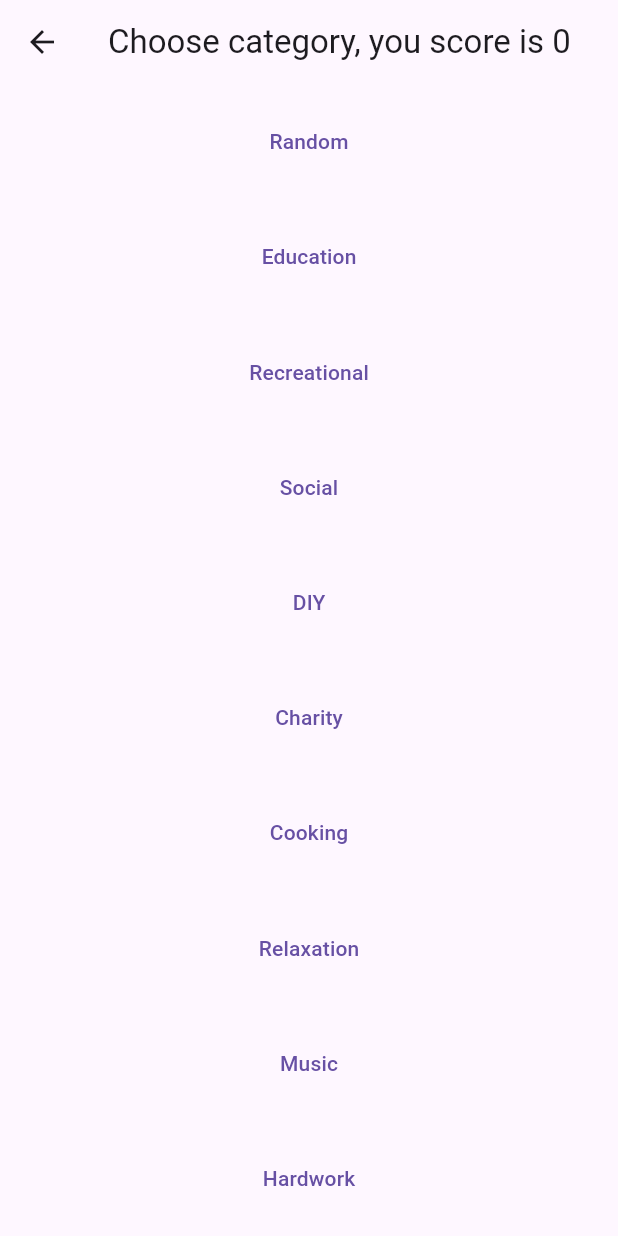
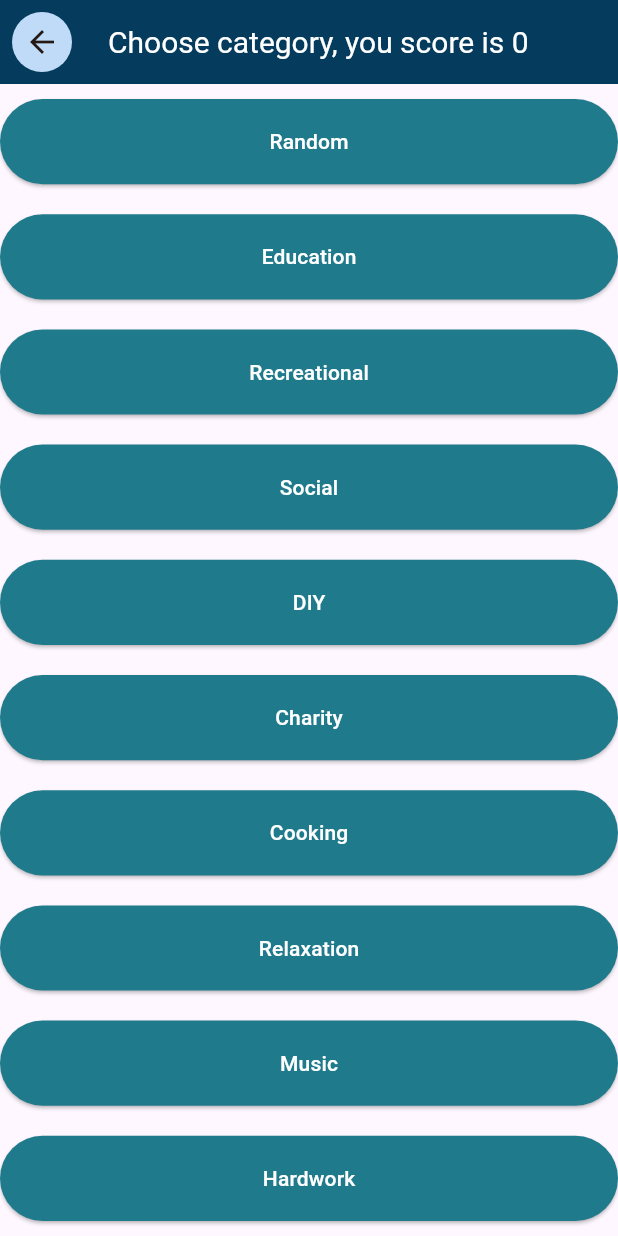
Before and after one commit to DonErnest/slave_app, a Flutter app: the screen it shows after launch, after a tap on "Create new task", on a phone screen of 412 x 824 dp. Run offline on Flutter 3.47's test engine with Material 3 defaults, Android fonts, the phone set to English and light mode, and no system bars; network calls fail.

Commit message:
Added some sort of light and dark themes and I am still not sure how they work

```diff
--- a/lib/main.dart
+++ b/lib/main.dart
@@ -2,12 +2,16 @@ import 'package:flutter/material.dart';
 import 'package:slave_app/app_routes.dart';
 import 'package:slave_app/providers/task_state.dart';
 import 'package:slave_app/screens/categories.dart';
-import 'package:slave_app/screens/main.dart';
+import 'package:slave_app/screens/home.dart';
+import 'package:slave_app/theme/dark_theme.dart';
+import 'package:slave_app/theme/light_theme.dart';
 
 
 void main() {
   runApp(
     TaskState(child: MaterialApp(
+      theme: lightTheme,
+      darkTheme: darkTheme,
       initialRoute: AppRoutes.home,
       routes: {
         AppRoutes.home: (ctx) => MainScreen(),
--- a/lib/models/task.dart
+++ b/lib/models/task.dart
@@ -47,7 +47,7 @@ class Task {
       price: json["price"].toDouble(),
       link: json["link"],
       accessibility: json["accessibility"].toDouble(),
-      done: json["done"]
+      done: json.containsKey("done") ? json["done"]: false
     );
   }
 }
--- a/lib/screens/categories.dart
+++ b/lib/screens/categories.dart
@@ -40,11 +40,17 @@ class _CategoriesScreenState extends State<CategoriesScreen> {
           TaskCategory.values
               .map(
                 (category) => Expanded(
-                  child: TextButton(
-                    onPressed: () {
-                      fetchTasks(context, category);
-                    },
-                    child: Text(category.titleDisplay),
+                  child: Padding(
+                    padding: const EdgeInsets.symmetric(vertical: 10, horizontal: 0),
+                    child: SizedBox(
+                      width: double.infinity,
+                      child: ElevatedButton(
+                        onPressed: () {
+                          fetchTasks(context, category);
+                        },
+                        child: Text(category.titleDisplay),
+                      ),
+                    ),
                   ),
                 ),
               )
--- a/lib/screens/main.dart
+++ b/lib/screens/home.dart
@@ -82,7 +82,7 @@ class _MainScreenState extends State<MainScreen> {
           NavigationDestination(
             icon: Icon(Icons.task_outlined),
             selectedIcon: Icon(Icons.task),
-            label: "New tasks",
+            label: "Accomplished tasks",
           ),
         ],
       ),
--- a/lib/widgets/canvas.dart
+++ b/lib/widgets/canvas.dart
@@ -22,7 +22,7 @@ class ScreenCanvas extends StatelessWidget {
         bottomNavigationBar: bottomBar,
         appBar: AppBar(
           actions: appBarActions,
-          title: Text(appBarTitleText, style: textTheme.titleLarge),
+          title: Text(appBarTitleText),
         ),
         body: Center(
           child: Column(
--- a/lib/widgets/task_tile.dart
+++ b/lib/widgets/task_tile.dart
@@ -15,7 +15,8 @@ class TaskTile extends StatelessWidget {
 
   @override
   Widget build(BuildContext context) {
-    return ListTile(
+    return Card(
+      child: ListTile(
         leading:
             task.done
                 ? null
@@ -33,6 +34,7 @@ class TaskTile extends StatelessWidget {
           },
           icon: Icon(Icons.delete_forever_outlined),
         ),
+      ),
     );
   }
 }
```
Also changed, not shown: lib/theme/dark_theme.dart (added, +33 -0 lines), lib/theme/light_theme.dart (added, +41 -0 lines). Lines whose indentation alone changed are shown as unchanged.
